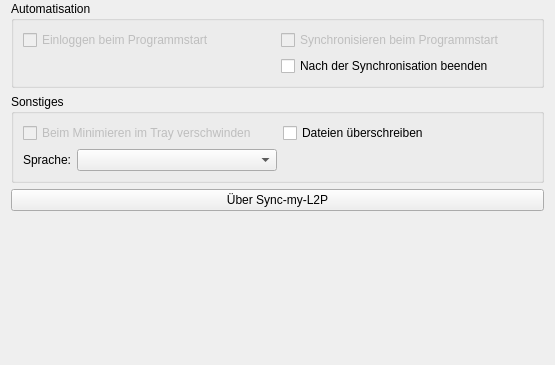
Qt form options.ui (RobertKrajewski/Sync-my-L2P) before a commit; both pictures show x 0 to 555 and y 267 to 632 of the 555 by 632 pixel window.
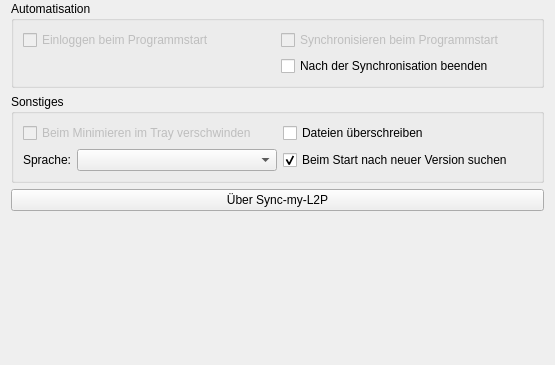
The same form after that commit. Icons and pictures are not drawn.

Commit message: Updated check for updates on startup

The edit to the form file:
```diff
--- a/options.ui
+++ b/options.ui
@@ -275,6 +275,16 @@
         </item>
        </layout>
       </item>
+      <item row="3" column="1">
+       <widget class="QCheckBox" name="checkForUpdateCheckBox">
+        <property name="text">
+         <string>Beim Start nach neuer Version suchen</string>
+        </property>
+        <property name="checked">
+         <bool>true</bool>
+        </property>
+       </widget>
+      </item>
      </layout>
     </widget>
    </item>
```
Left out of the diff: 8 changed lines with no effect on the pictures. The commit also changes 4 other files.
